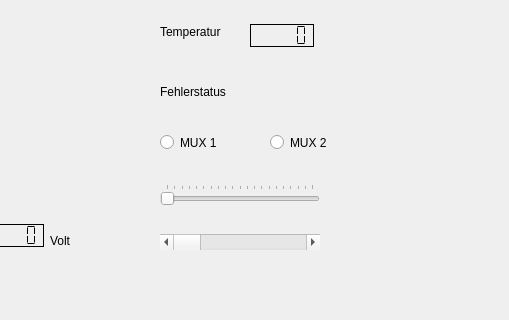
chipmuenk/audio_control, file GUI_SPDIF.ui: the form before one commit; both pictures show x 250 to 759 and y 586 to 906 of the 759 by 906 pixel window.
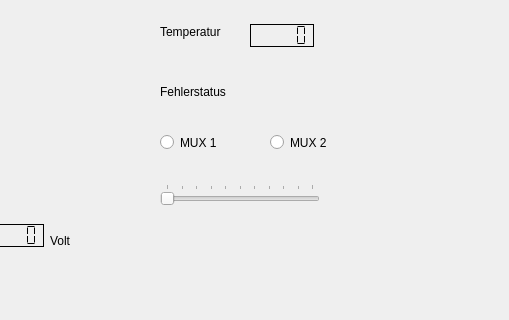
The form after the commit. Custom widgets are drawn as their Qt base class.

Commit message: exit bug fixed, transmitted volume values changed to hex

Patch:
```diff
--- a/GUI_SPDIF.ui
+++ b/GUI_SPDIF.ui
@@ -381,13 +381,13 @@
     </rect>
    </property>
    <property name="maximum">
-    <number>100</number>
+    <number>50</number>
    </property>
    <property name="singleStep">
     <number>1</number>
    </property>
    <property name="pageStep">
-    <number>5</number>
+    <number>1</number>
    </property>
    <property name="orientation">
     <enum>Qt::Horizontal</enum>
@@ -422,25 +422,6 @@
     </rect>
    </property>
   </widget>
-  <widget class="QScrollBar" name="horizontalScrollBar_Volume">
-   <property name="geometry">
-    <rect>
-     <x>410</x>
-     <y>820</y>
-     <width>160</width>
-     <height>16</height>
-    </rect>
-   </property>
-   <property name="maximum">
-    <number>100</number>
-   </property>
-   <property name="singleStep">
-    <number>5</number>
-   </property>
-   <property name="orientation">
-    <enum>Qt::Horizontal</enum>
-   </property>
-  </widget>
  </widget>
  <customwidgets>
   <customwidget>
```
The commit also changes 2 other files.
